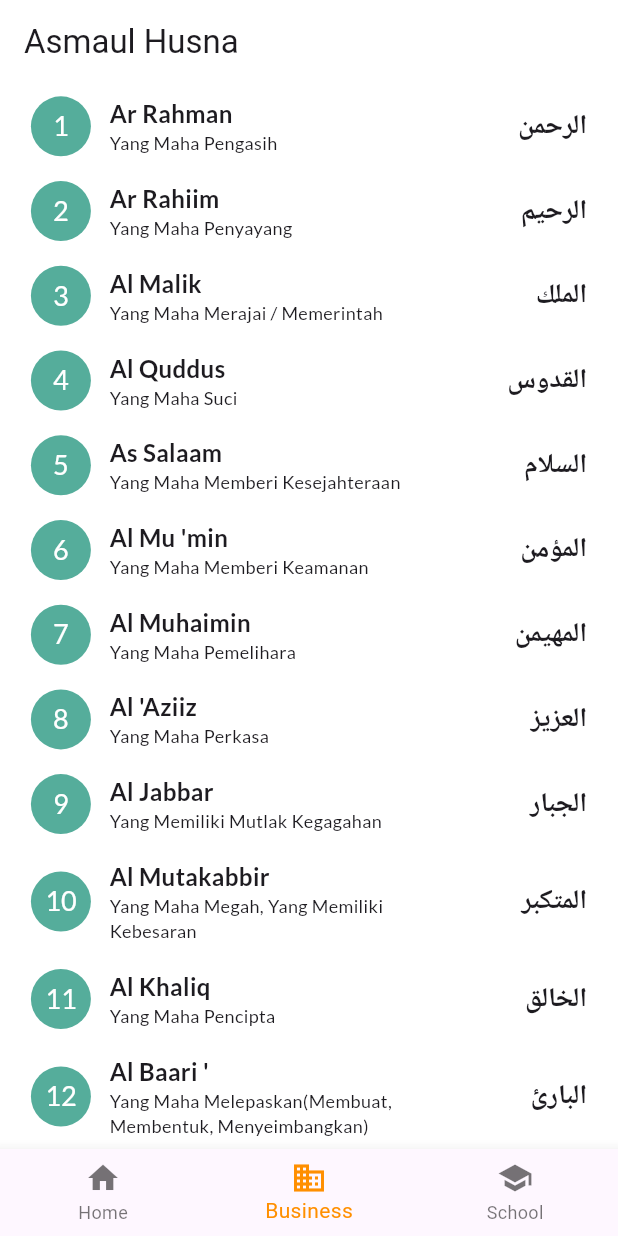
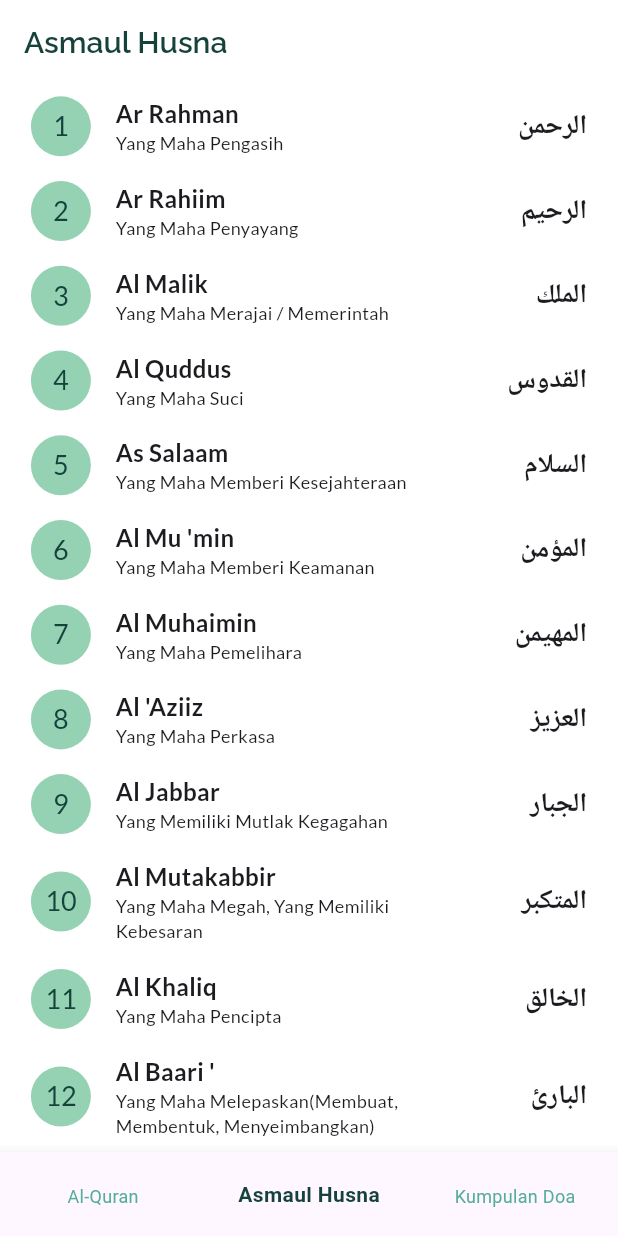
Before and after one commit to HgRayhan08/baca_alquran, a Flutter app: the screen it shows after launch, item 2 of the bottom bar chosen, on a phone screen of 412 x 824 dp. Run offline on Flutter 3.47's test engine with Material 3 defaults, Android fonts, the phone set to English and light mode, and no system bars; our stand-ins replace bloc, dartz, dio, equatable, flutter_bloc, get_it and 2 more; accounts and stored records are empty; network calls fail.

Commit message:
perbaiki ui

```diff
--- a/lib/presentation/page/asmaul_husna_page/asmaul_husna_page.dart
+++ b/lib/presentation/page/asmaul_husna_page/asmaul_husna_page.dart
@@ -13,7 +13,14 @@ class AsmaulHusnaPage extends StatelessWidget {
     return Scaffold(
       backgroundColor: Colors.white,
       appBar: AppBar(
-        title: Text("Asmaul Husna"),
+        title: Text(
+          "Asmaul Husna",
+          style: GoogleFonts.raleway(
+            color: fifthColor,
+            fontSize: 20,
+            fontWeight: FontWeight.w600,
+          ),
+        ),
         elevation: 0,
         backgroundColor: Colors.white,
         surfaceTintColor: Colors.transparent,
@@ -39,7 +46,7 @@ class AsmaulHusnaPage extends StatelessWidget {
                 return ListAsmaulHusna(data: data);
               } else {
                 return Center(
-                  child: Text("Aplikasi Sedang Error dan tidak diketahui..."),
+                  child: Text("Loading..."),
                 );
               }
             });
@@ -71,17 +78,17 @@ class ListAsmaulHusna extends StatelessWidget {
               Row(
                 children: [
                   CircleAvatar(
-                    backgroundColor: thirdColor,
+                    backgroundColor: secoundColor,
                     child: Text(
                       data[index].urutan.toString(),
                       style: GoogleFonts.lato(
-                        color: Colors.white,
+                        color: fifthColor,
                         fontSize: 18,
                       ),
                     ),
                   ),
                   Container(
-                    margin: EdgeInsets.only(left: width * 0.03),
+                    margin: EdgeInsets.only(left: width * 0.04),
                     width: width * 0.5,
                     child: Column(
                       mainAxisAlignment: MainAxisAlignment.start,
--- a/lib/presentation/page/home_page/home_page.dart
+++ b/lib/presentation/page/home_page/home_page.dart
@@ -1,3 +1,4 @@
+import 'package:aplikasi_suara_ilahi/core/constant.dart';
 import 'package:aplikasi_suara_ilahi/presentation/page/asmaul_husna_page/asmaul_husna_page.dart';
 import 'package:aplikasi_suara_ilahi/presentation/page/doa_page/doa_page.dart';
 import 'package:aplikasi_suara_ilahi/presentation/page/surat_page/surat_page.dart';
@@ -34,22 +35,23 @@ class _HomePageState extends State<HomePage> {
       bottomNavigationBar: BottomNavigationBar(
           items: const <BottomNavigationBarItem>[
             BottomNavigationBarItem(
-            icon: Icon(Icons.home),
-            label: 'Home',
+              icon: SizedBox.shrink(),
+              label: 'Al-Quran',
             ),
             BottomNavigationBarItem(
-            icon: Icon(Icons.business),
-            label: 'Business',
+              icon: SizedBox.shrink(),
+              label: 'Asmaul Husna',
             ),
             BottomNavigationBarItem(
-            icon: Icon(Icons.school),
-            label: 'School',
+              icon: SizedBox.shrink(),
+              label: 'Kumpulan Doa',
             ),
           ],
           currentIndex: _selectedIndex,
-        selectedItemColor: Colors.amber[800],
+          selectedItemColor: fifthColor,
           onTap: _onItemTapped,
-      ),
+          unselectedItemColor: thirdColor,
+          selectedLabelStyle: TextStyle(fontWeight: FontWeight.bold)),
     );
   }
 }
```
Also changed, not shown: lib/presentation/page/detail_surat_page/detail_surat_page.dart (+29 -15 lines), lib/presentation/page/doa_page/doa_card_widget.dart (renamed from lib/presentation/widget/doa_card_widget.dart, +8 -3 lines), lib/presentation/page/doa_page/doa_page.dart (+11 -2 lines), lib/presentation/page/splashscreen_page/splashscreen_page.dart (+5 -2 lines), 1 other file. Lines whose indentation alone changed are shown as unchanged.
